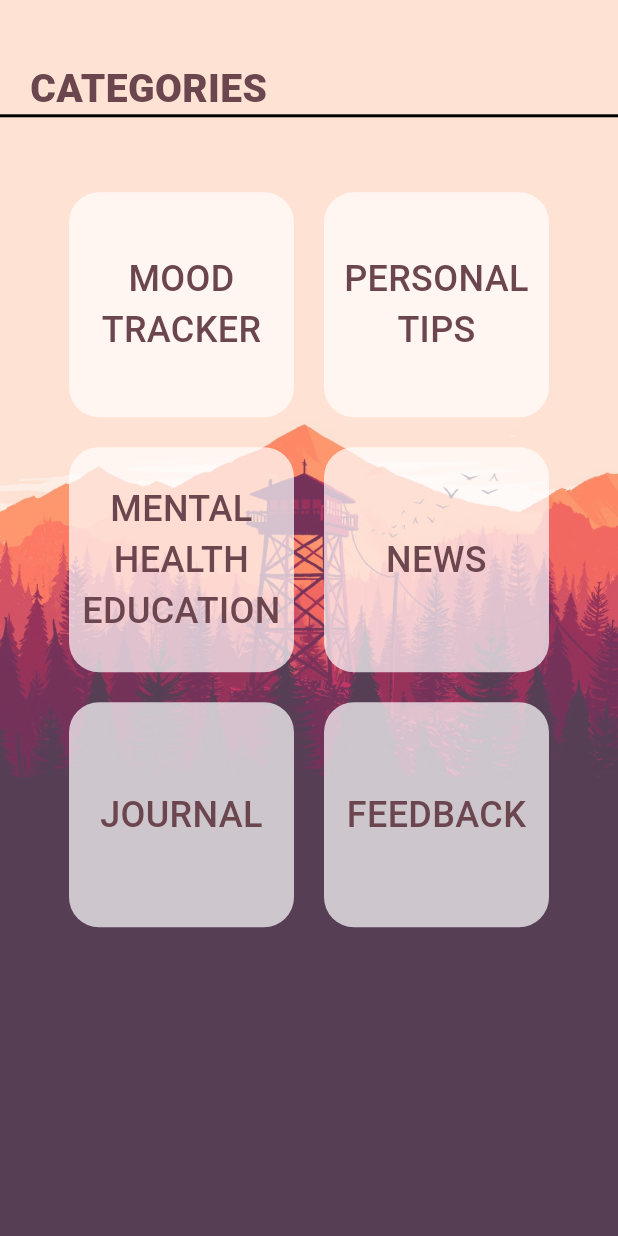
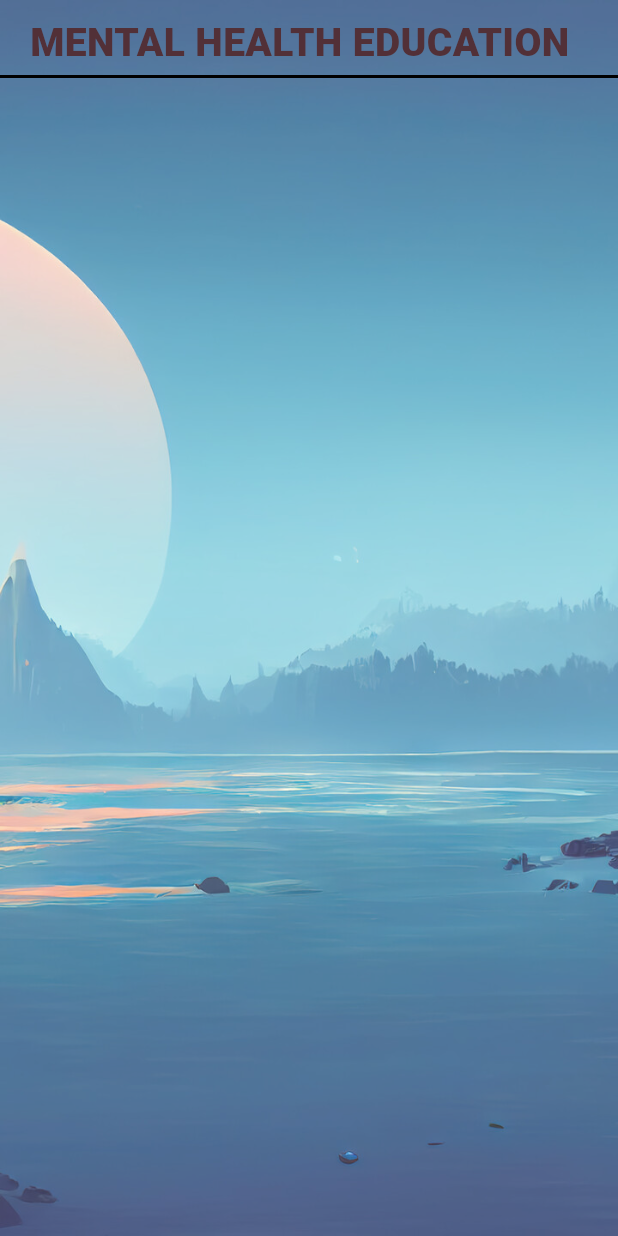
Before and after one commit to arpan-mondal-3000/mindskape, a Flutter app: the screen it shows after launch, on a phone screen of 412 x 824 dp. Run offline on Flutter 3.47's test engine with Material 3 defaults, Android fonts, the phone set to English and light mode, and no system bars; our stand-ins replace firebase_core, font_awesome_flutter; accounts and stored records are empty.

Commit message:
education page initiated

```diff
--- a/lib/main.dart
+++ b/lib/main.dart
@@ -2,9 +2,11 @@ import 'package:flutter/cupertino.dart';
 import 'package:flutter/material.dart';
 import 'package:firebase_core/firebase_core.dart';
 import 'package:flutter/widgets.dart';
+
 import 'package:mindskape/helper.dart';
 import 'package:mindskape/screens/navigation_pages/home/homeScreen.dart';
 import 'package:mindskape/screens/navigation_pages/categories/categoriesScreen.dart';
+import 'package:mindskape/screens/navigation_pages/education/educationScreen.dart';
 
 import 'screens/signuppages/LoginActivity.dart';
 import 'screens/navigation_pages/profile/ProfileActivity.dart';
@@ -35,7 +37,7 @@ class MyApp extends StatelessWidget {
           useMaterial3: true,
         ),
         debugShowCheckedModeBanner: false,
-        home: CategoriesScreen());
+        home: EducationScreen());
   }
 }
 
--- a/lib/screens/navigation_pages/categories/categoriesScreen.dart
+++ b/lib/screens/navigation_pages/categories/categoriesScreen.dart
@@ -1,3 +1,4 @@
+import 'package:flutter/cupertino.dart';
 import 'package:flutter/material.dart';
 import '../../../main.dart';
 
@@ -19,18 +20,21 @@ class CategoriesScreen extends StatelessWidget {
                     fit: BoxFit.cover,
                     opacity: .8)),
           ),
-          Column(
+          SafeArea(
+            child: Column(
               crossAxisAlignment: CrossAxisAlignment.start,
               children: <Widget>[
                 Container(
-                  padding: EdgeInsets.fromLTRB(20, mq.height*.05, 0, 0),
+                    padding: const EdgeInsets.fromLTRB(20, 10, 0, 5),
                     child: const Text(
                         'CATEGORIES',
                         style: TextStyle(
                           fontSize: 26,
                           fontWeight: FontWeight.w800,
                           color: Color(0xff6C464E),
-                      ))),
+                        ),
+                    ),
+                ),
                 const Divider(
                   color: Colors.black,
                   thickness: 2,
@@ -172,6 +176,7 @@ class CategoriesScreen extends StatelessWidget {
                   ],
                 )
               ],
+            ),
           )
         ],
       ),
--- /dev/null
+++ b/lib/screens/navigation_pages/education/educationScreen.dart
@@ -0,0 +1,55 @@
+import 'package:flutter/cupertino.dart';
+import 'package:flutter/material.dart';
+import '../../../main.dart';
+
+class EducationScreen extends StatefulWidget {
+  const EducationScreen({super.key});
+
+  @override
+  State<EducationScreen> createState() => _EducationScreenState();
+}
+
+class _EducationScreenState extends State<EducationScreen> {
+  @override
+  Widget build(BuildContext context) {
+    mq = MediaQuery
+        .of(context)
+        .size;
+    return Scaffold(
+      body: Stack(
+        children: [
+          Container(
+            decoration: const BoxDecoration(
+                image: DecorationImage(
+                    image: AssetImage('assets/images/MentalHealthEducationPageBg.jpg'),
+                    fit: BoxFit.cover,
+                    opacity: .8)),
+          ),
+          SafeArea(
+            child: Column(
+              crossAxisAlignment: CrossAxisAlignment.start,
+              children: [
+                Container(
+                    padding: const EdgeInsets.fromLTRB(20, 10, 0, 5),
+                    child: const Text(
+                        'MENTAL HEALTH EDUCATION',
+                        style: TextStyle(
+                          fontSize: 26,
+                          fontWeight: FontWeight.w800,
+                          color: Color(0xff523037),
+                        ),
+                    ),
+                ),
+                const Divider(
+                  color: Colors.black,
+                  thickness: 2,
+                  height: 0,
+                ),
+              ],
+            ),
+          )
+        ],
+      ),
+    );
+  }
+}
```
Lines whose indentation alone changed are shown as unchanged.
